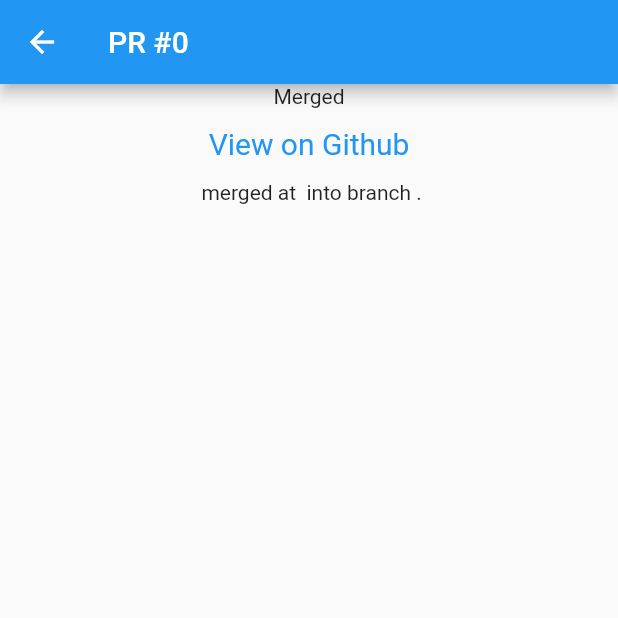
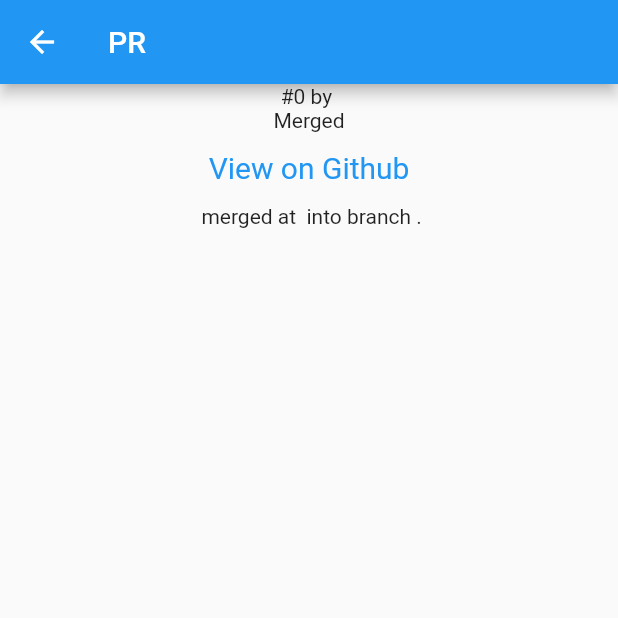
Before and after one commit to justinmc/flutter_releases, a Flutter app: the _PRPage screen opened directly with empty values, on a phone screen of 412 x 824 dp, the top half of it. Run offline on Flutter 3.47's test engine with Material 2 defaults, Android fonts, the light colour scheme and no system bars.

Commit message:
More useful info on the PR page

```diff
--- a/lib/models/pr.dart
+++ b/lib/models/pr.dart
@@ -8,9 +8,11 @@ enum PRStatus {
 class PR {
   const PR({
     required this.branch,
+    required this.htmlURL,
     required this.number,
     required this.state,
-    required this.htmlURL,
+    required this.title,
+    required this.user,
     this.mergeCommitSHA,
     this.mergedAt,
   });
@@ -22,14 +24,18 @@ class PR {
       branch = jsonMap['base']['ref'],
       number = jsonMap['number'],
       state = jsonMap['state'],
-      htmlURL = jsonMap['html_url'];
+      htmlURL = jsonMap['html_url'],
+      title = jsonMap['title'],
+      user = jsonMap['user']['login'];
 
   final String? mergeCommitSHA;
   final String? mergedAt;
   final String branch;
+  final String htmlURL;
   final int number;
   final String state;
-  final String htmlURL;
+  final String title;
+  final String user;
 
   bool get isMerged => mergedAt != null;
 
--- a/lib/pages/pr_page.dart
+++ b/lib/pages/pr_page.dart
@@ -32,11 +32,12 @@ class _PRPage extends StatelessWidget {
   Widget build(BuildContext context) {
     return Scaffold(
       appBar: AppBar(
-        title: Text('PR #${pr.number}'),
+        title: Text('PR ${pr.title}'),
       ),
       body: Center(
         child: Column(
           children: <Widget>[
+            Text('#${pr.number} by ${pr.user}'),
             if (pr.status == PRStatus.open)
               const Text('Open'),
             if (pr.status == PRStatus.draft)
```
